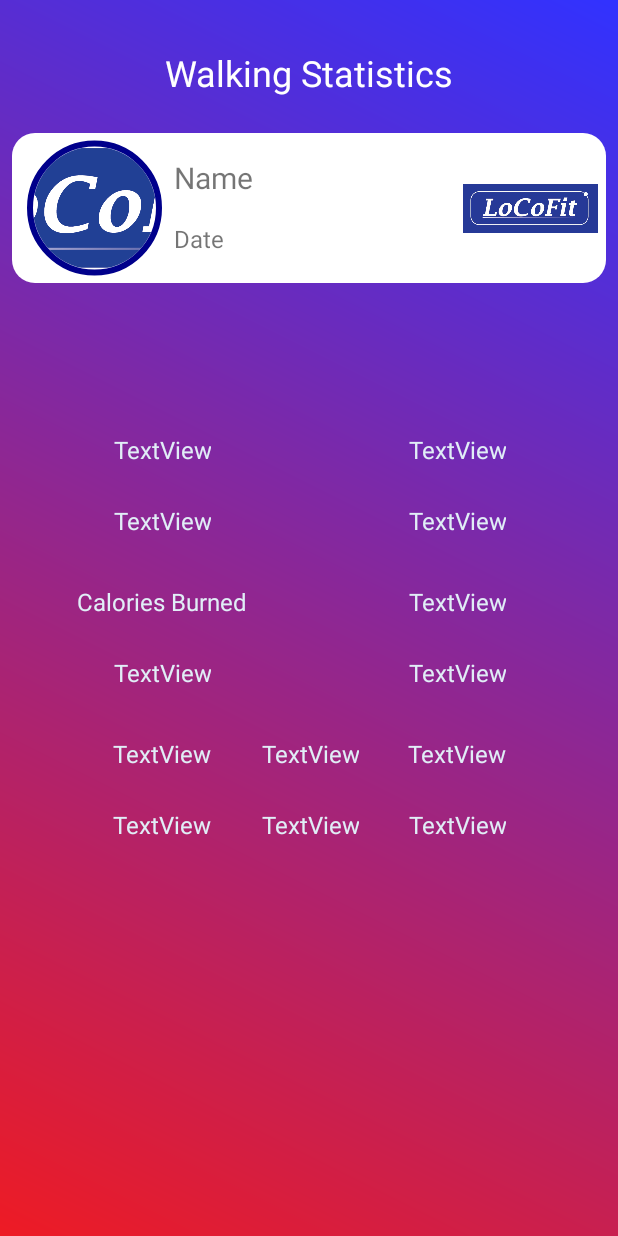
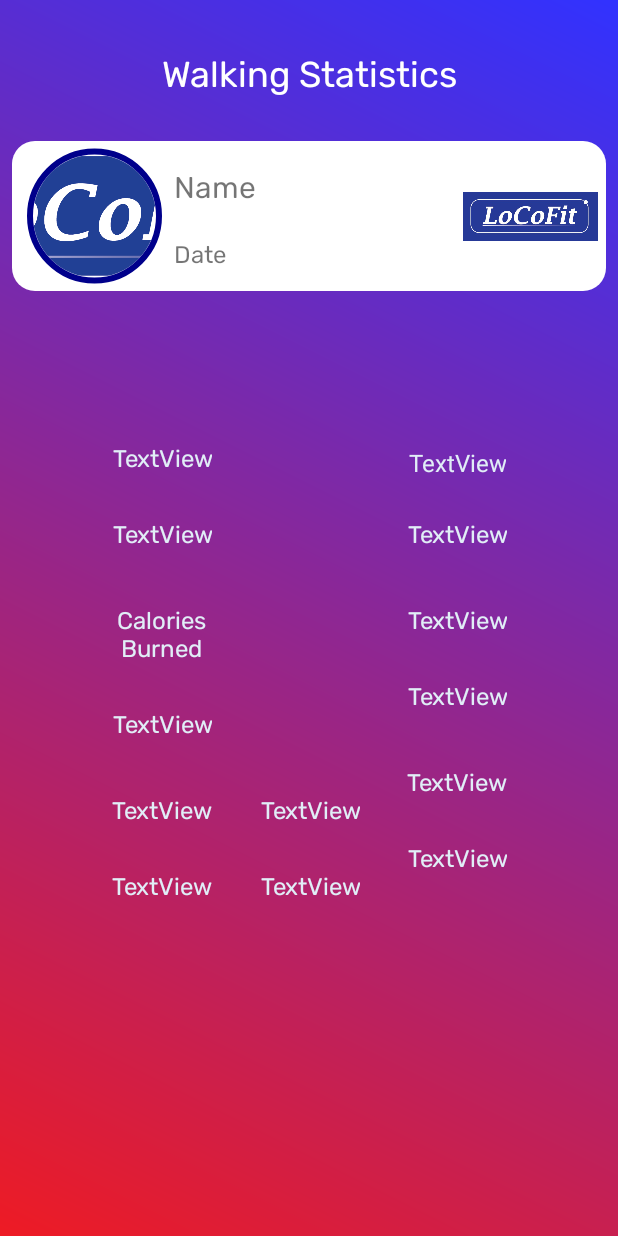
Before and after one commit to Rutvikgg/locofit, an Android app built with Jetpack Compose: the layout activity_statistics.xml on its own in the app's theme, with its tools: preview values and no code run, on a phone screen of 412 x 824 dp. Run offline under Robolectric (Android 15) with nearby library versions, the phone set to English and light mode, and no system bars.

Commit message:
font changes

```diff
--- a/app/src/main/res/layout/activity_history.xml
+++ b/app/src/main/res/layout/activity_history.xml
@@ -11,6 +11,7 @@
         android:layout_width="wrap_content"
         android:layout_height="wrap_content"
         android:layout_marginTop="30dp"
+        android:fontFamily="@font/rubik"
         android:text="Exercise History"
         android:textColor="@color/black"
         android:textSize="24sp"
--- a/app/src/main/res/layout/activity_start_exercise.xml
+++ b/app/src/main/res/layout/activity_start_exercise.xml
@@ -12,6 +12,7 @@
         android:layout_width="wrap_content"
         android:layout_height="wrap_content"
         android:layout_marginTop="24dp"
+        android:fontFamily="@font/rubik"
         android:text="Exercise Name"
         android:textColor="@color/white"
         android:textSize="20sp"
@@ -27,6 +28,7 @@
         android:layout_marginTop="150dp"
         android:layout_marginBottom="50dp"
         android:background="@drawable/exercise_start_button_background"
+        android:fontFamily="@font/rubik"
         android:text="Start"
         android:textColor="@color/white"
         android:textSize="24sp"
@@ -91,6 +93,7 @@
         android:id="@+id/spinnerLabel"
         android:layout_width="wrap_content"
         android:layout_height="wrap_content"
+        android:fontFamily="@font/rubik"
         android:text="Choose Swimming Style"
         android:textColor="@color/white"
         android:textSize="16sp"
--- a/app/src/main/res/layout/activity_statistics.xml
+++ b/app/src/main/res/layout/activity_statistics.xml
@@ -13,6 +13,7 @@
         android:layout_width="wrap_content"
         android:layout_height="wrap_content"
         android:layout_marginTop="32dp"
+        android:fontFamily="@font/rubik"
         android:text="Walking Statistics"
         android:textColor="@color/white"
         android:textSize="24sp"
@@ -54,6 +55,7 @@
             android:layout_height="wrap_content"
             android:layout_marginStart="8dp"
             android:layout_marginTop="16dp"
+            android:fontFamily="@font/rubik"
             android:text="Name"
             android:textSize="20sp"
             app:layout_constraintStart_toEndOf="@+id/statisticsProfilepic"
@@ -64,6 +66,7 @@
             android:layout_width="wrap_content"
             android:layout_height="wrap_content"
             android:layout_marginTop="16dp"
+            android:fontFamily="@font/rubik"
             android:text="Date"
             android:textSize="16sp"
             app:layout_constraintStart_toStartOf="@+id/nameView"
@@ -94,6 +97,7 @@
             android:id="@+id/attributeLabel1"
             android:layout_width="wrap_content"
             android:layout_height="wrap_content"
+            android:fontFamily="@font/rubik"
             android:text="TextView"
             android:textAlignment="center"
             android:textColor="@color/background_color_light_azul"
@@ -107,6 +111,7 @@
             android:layout_width="wrap_content"
             android:layout_height="wrap_content"
             android:layout_marginTop="25dp"
+            android:fontFamily="@font/rubik"
             android:text="TextView"
             android:textAlignment="center"
             android:textColor="@color/background_color_light_azul"
@@ -142,6 +147,7 @@
             android:layout_width="wrap_content"
             android:layout_height="wrap_content"
             android:layout_marginTop="25dp"
+            android:fontFamily="@font/rubik"
             android:text="TextView"
             android:textAlignment="center"
             android:textColor="@color/background_color_light_azul"
@@ -165,6 +171,7 @@
             android:id="@+id/attributeLabel3"
             android:layout_width="wrap_content"
             android:layout_height="wrap_content"
+            android:fontFamily="@font/rubik"
             android:text="Calories Burned"
             android:textAlignment="center"
             android:textColor="@color/background_color_light_azul"
@@ -178,6 +185,7 @@
             android:layout_width="wrap_content"
             android:layout_height="wrap_content"
             android:layout_marginTop="25dp"
+            android:fontFamily="@font/rubik"
             android:text="TextView"
             android:textAlignment="center"
             android:textColor="@color/background_color_light_azul"
@@ -201,6 +209,7 @@
             android:id="@+id/attributeLabel4"
             android:layout_width="wrap_content"
             android:layout_height="wrap_content"
+            android:fontFamily="@font/rubik"
             android:text="TextView"
             android:textAlignment="center"
             android:textColor="@color/background_color_light_azul"
@@ -214,6 +223,7 @@
             android:layout_width="wrap_content"
             android:layout_height="wrap_content"
             android:layout_marginTop="25dp"
+            android:fontFamily="@font/rubik"
             android:text="TextView"
             android:textAlignment="center"
             android:textColor="@color/background_color_light_azul"
@@ -237,6 +247,7 @@
             android:id="@+id/attributeLabel5"
             android:layout_width="wrap_content"
             android:layout_height="wrap_content"
+            android:fontFamily="@font/rubik"
             android:text="TextView"
             android:textAlignment="center"
             android:textColor="@color/background_color_light_azul"
@@ -250,6 +261,7 @@
             android:layout_width="wrap_content"
             android:layout_height="wrap_content"
             android:layout_marginTop="25dp"
+            android:fontFamily="@font/rubik"
             android:text="TextView"
             android:textAlignment="center"
             android:textColor="@color/background_color_light_azul"
@@ -272,6 +284,7 @@
             android:id="@+id/attributeLabel6"
             android:layout_width="wrap_content"
             android:layout_height="wrap_content"
+            android:fontFamily="@font/rubik"
             android:text="TextView"
             android:textColor="@color/background_color_light_azul"
             android:textSize="16sp"
@@ -284,6 +297,7 @@
             android:layout_width="wrap_content"
             android:layout_height="wrap_content"
             android:layout_marginTop="25dp"
+            android:fontFamily="@font/rubik"
             android:text="TextView"
             android:textColor="@color/background_color_light_azul"
             android:textSize="16sp"
@@ -305,6 +319,7 @@
             android:id="@+id/attributeLabel7"
             android:layout_width="wrap_content"
             android:layout_height="wrap_content"
+            android:fontFamily="@font/rubik"
             android:text="TextView"
             android:textColor="@color/background_color_light_azul"
             android:textSize="16sp"
@@ -317,6 +332,7 @@
             android:layout_width="wrap_content"
             android:layout_height="wrap_content"
             android:layout_marginTop="25dp"
+            android:fontFamily="@font/rubik"
             android:text="TextView"
             android:textAlignment="center"
             android:textColor="@color/background_color_light_azul"
--- a/app/src/main/res/layout/recyclerview_row.xml
+++ b/app/src/main/res/layout/recyclerview_row.xml
@@ -42,6 +42,7 @@
                 android:layout_height="wrap_content"
                 android:layout_marginStart="16dp"
                 android:layout_marginTop="20dp"
+                android:fontFamily="@font/rubik"
                 android:text="TextView"
                 android:textSize="20sp"
                 app:layout_constraintStart_toEndOf="@+id/hcexerciseImgView"
@@ -52,6 +53,7 @@
                 android:layout_width="wrap_content"
                 android:layout_height="wrap_content"
                 android:layout_marginTop="24dp"
+                android:fontFamily="@font/rubik"
                 android:text="TextView"
                 android:textSize="16sp"
                 app:layout_constraintStart_toStartOf="@+id/hcexerciseLabelView"
```
Also changed, not shown: app/src/main/res/layout/activity_base.xml (+7 -0 lines).
